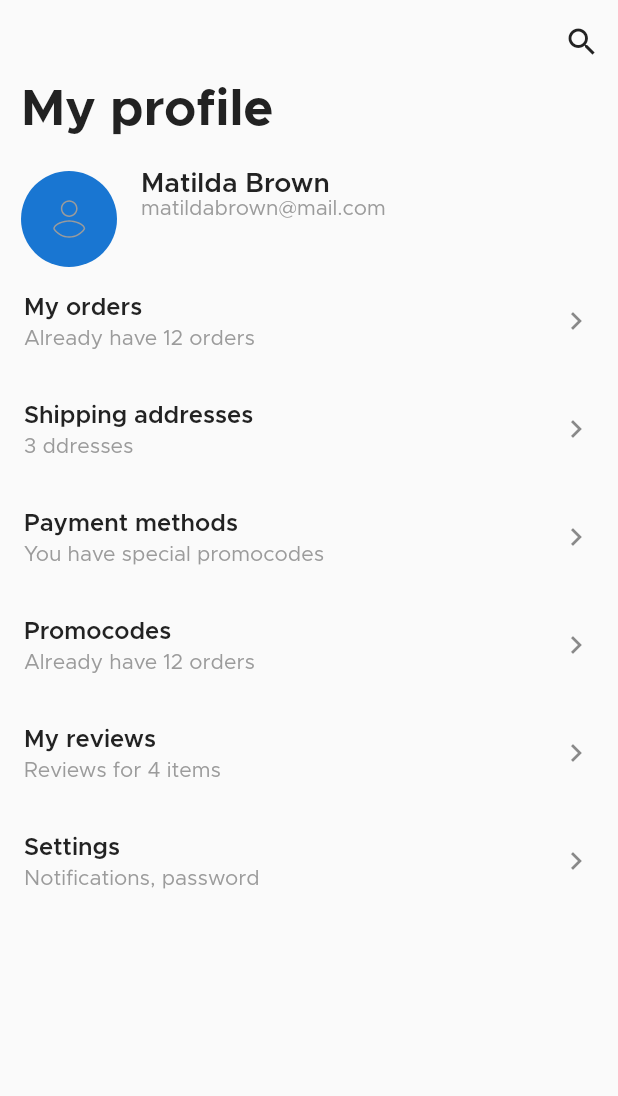
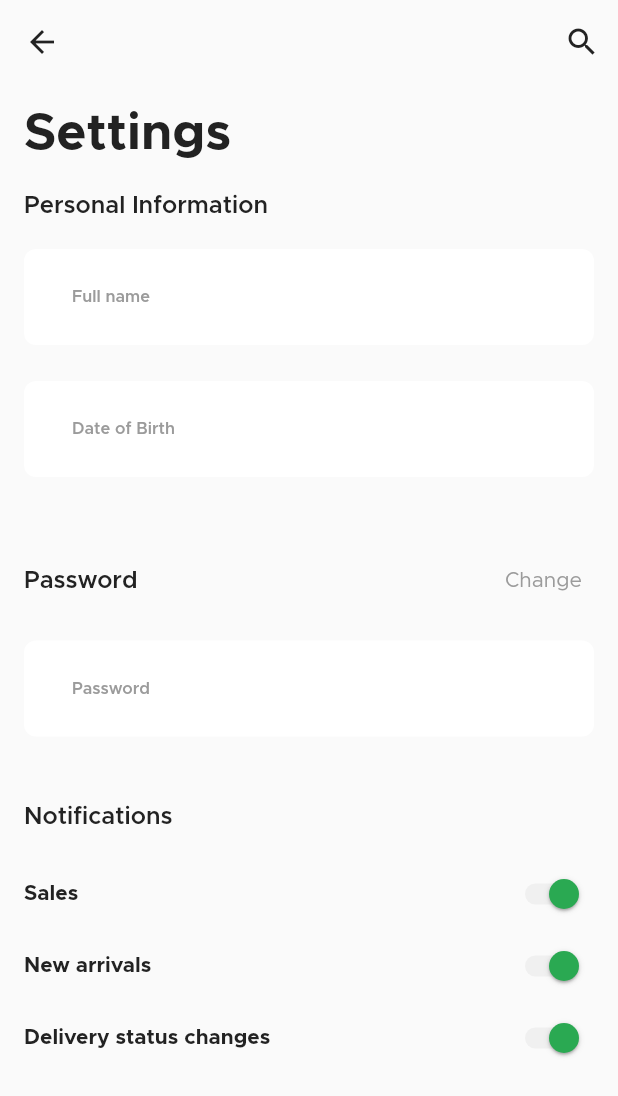
Before and after one commit to Flutter-Project-App/E-commerce-App, a Flutter app: the ProfilePage screen opened directly, after a tap on "Settings", on a phone screen of 412 x 824 dp. Shown: the top 1096 px of the screen. Run offline on Flutter 3.47's test engine with Material 2 defaults, Android fonts, the phone set to English and light mode, and no system bars; our stand-ins replace flutter_rating_bar, flutter_svg, google_fonts.

Commit message:
settings page

```diff
--- a/lib/pages/home/profile_page.dart
+++ b/lib/pages/home/profile_page.dart
@@ -1,6 +1,7 @@
 import 'package:flutter/cupertino.dart';
 import 'package:flutter/material.dart';
 import 'package:flutter_application/gen/assets.gen.dart';
+import 'package:flutter_application/pages/profile/settings_page.dart';
 import 'package:flutter_application/theme/constants.dart';
 import 'package:flutter_svg/flutter_svg.dart';
 
@@ -129,7 +130,7 @@ class _ProfilePageState extends State<ProfilePage> {
                         color: secondaryColor, fontWeight: FontWeight.w500)),
                 trailing: Icon(Icons.navigate_next),
                 onTap: () {
-                  // Navigator.of(context).push(route)
+                  Navigator.of(context).push(CupertinoPageRoute(builder: (context) => SettingsPage()));
                 },
               ),
             ]))
--- /dev/null
+++ b/lib/pages/profile/settings_page.dart
@@ -0,0 +1,172 @@
+import 'package:flutter/cupertino.dart';
+import 'package:flutter/material.dart';
+import 'package:flutter_application/theme/constants.dart';
+import 'package:flutter_application/widgets/custom_form_field.dart';
+
+class SettingsPage extends StatefulWidget {
+  static const ROUTE_NAME = "SettingsPage";
+
+  @override
+  _SettingsPageState createState() => _SettingsPageState();
+}
+
+class _SettingsPageState extends State<SettingsPage> {
+  static const ROUTE_NAME = "SettingsPage";
+
+  var fullnameController = TextEditingController();
+  var dateController = TextEditingController();
+  var passwordController = TextEditingController();
+
+  bool _switchValue1 = true;
+  bool _switchValue2 = true;
+  bool _switchValue3 = true;
+
+  @override
+  Widget build(BuildContext context) {
+    return Scaffold(
+      appBar: AppBar(
+        automaticallyImplyLeading: false,
+        leading: BackButton(),
+        actions: [
+          IconButton(icon: Icon(Icons.search), onPressed: () {}),
+        ],
+      ),
+      body: Container(
+        padding: EdgeInsets.symmetric(vertical: 16, horizontal: 16),
+        child: SingleChildScrollView(
+          child: Column(
+            crossAxisAlignment: CrossAxisAlignment.start,
+            children: [
+              Text('Settings', style: Theme.of(context).textTheme.headline1),
+              const SizedBox(
+                height: 23,
+              ),
+              Text('Personal Information',
+                  style: Theme.of(context).textTheme.bodyText2),
+              const SizedBox(
+                height: 21,
+              ),
+              Container(
+                height: 64,
+                child: CustomTextFormField(
+                  controller: fullnameController,
+                  labelText: 'Full name',
+                ),
+                padding: const EdgeInsets.only(left: 20, right: 20, top: 6),
+                decoration: const BoxDecoration(
+                    color: Colors.white,
+                    borderRadius: BorderRadius.all(Radius.circular(8))),
+              ),
+              const SizedBox(
+                height: 24,
+              ),
+              Container(
+                height: 64,
+                child: CustomTextFormField(
+                  controller: dateController,
+                  labelText: 'Date of Birth',
+                ),
+                padding: const EdgeInsets.only(left: 20, right: 20, top: 6),
+                decoration: const BoxDecoration(
+                    color: Colors.white,
+                    borderRadius: BorderRadius.all(Radius.circular(8))),
+              ),
+              const SizedBox(
+                height: 45,
+              ),
+              Row(
+                mainAxisAlignment: MainAxisAlignment.spaceBetween,
+                children: [
+                  Text('Password',
+                      style: Theme.of(context).textTheme.bodyText2),
+                  TextButton(
+                      onPressed: () {},
+                      child: Text('Change',
+                          style: Theme.of(context)
+                              .textTheme
+                              .bodyText1!
+                              .copyWith(
+                                  color: secondaryColor,
+                                  fontWeight: FontWeight.w500)))
+                ],
+              ),
+              const SizedBox(
+                height: 16,
+              ),
+              Container(
+                height: 64,
+                child: CustomTextFormField(
+                  controller: passwordController,
+                  labelText: 'Password',
+                  isPassword: true,
+                ),
+                padding: const EdgeInsets.only(left: 20, right: 20, top: 6),
+                decoration: const BoxDecoration(
+                    color: Colors.white,
+                    borderRadius: BorderRadius.all(Radius.circular(8))),
+              ),
+              const SizedBox(
+                height: 45,
+              ),
+              Text('Notifications',
+                  style: Theme.of(context).textTheme.bodyText2),
+              const SizedBox(
+                height: 20,
+              ),
+              Row(
+                mainAxisAlignment: MainAxisAlignment.spaceBetween,
+                children: [
+                  Text('Sales', style: Theme.of(context).textTheme.bodyText1),
+                  Switch(
+                      value: _switchValue1,
+                      activeColor: Color(0xff2AA952),
+                      activeTrackColor: Color(0xffF0F0F0),
+                      inactiveTrackColor: Color(0xffF0F0F0),
+                      onChanged: (value) {
+                        setState(() {
+                          _switchValue1 = value;
+                        });
+                      })
+                ],
+              ),
+              Row(
+                mainAxisAlignment: MainAxisAlignment.spaceBetween,
+                children: [
+                  Text('New arrivals',
+                      style: Theme.of(context).textTheme.bodyText1),
+                  Switch(
+                      value: _switchValue2,
+                      activeColor: Color(0xff2AA952),
+                      activeTrackColor: Color(0xffF0F0F0),
+                      inactiveTrackColor: Color(0xffF0F0F0),
+                      onChanged: (value) {
+                        setState(() {
+                          _switchValue2 = value;
+                        });
+                      })
+                ],
+              ),
+              Row(
+                mainAxisAlignment: MainAxisAlignment.spaceBetween,
+                children: [
+                  Text('Delivery status changes',
+                      style: Theme.of(context).textTheme.bodyText1),
+                  Switch(
+                      value: _switchValue3,
+                      activeColor: Color(0xff2AA952),
+                      activeTrackColor: Color(0xffF0F0F0),
+                      inactiveTrackColor: Color(0xffF0F0F0),
+                      onChanged: (value) {
+                        setState(() {
+                          _switchValue3 = value;
+                        });
+                      })
+                ],
+              )
+            ],
+          ),
+        ),
+      ),
+    );
+  }
+}
```
Also changed, not shown: lib/pages/profile/my_order_page.dart (added), lib/pages/profile/order_detail_page.dart (added).
